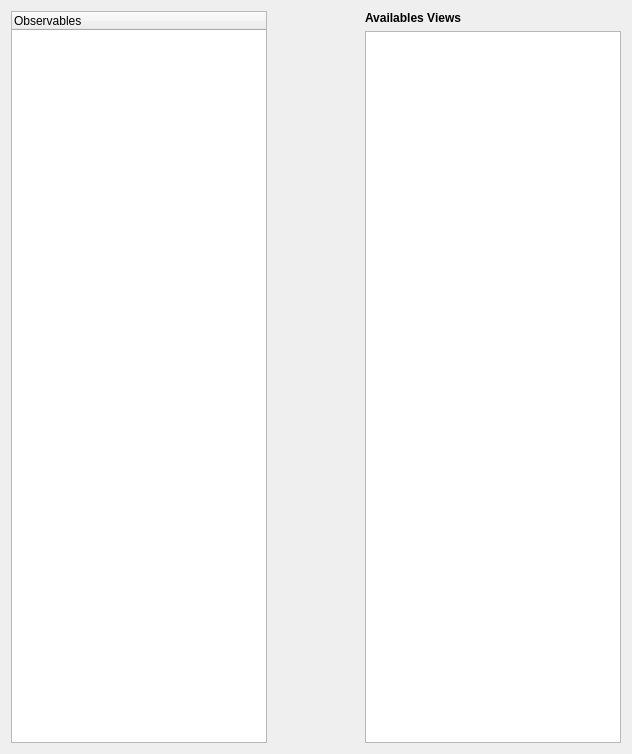
vle-forge/vle, file src/vle/gvle2/filevpzobservables.ui: the form before one commit.
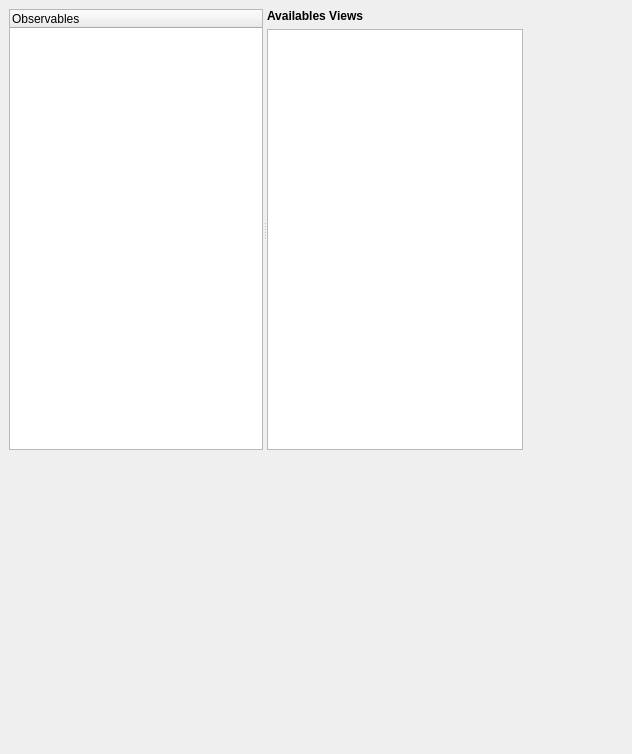
The form after the commit.

Diff of the .ui file:
```diff
--- a/src/vle/gvle2/filevpzobservables.ui
+++ b/src/vle/gvle2/filevpzobservables.ui
@@ -22,8 +22,18 @@
   <property name="autoFillBackground">
    <bool>true</bool>
   </property>
-  <layout class="QHBoxLayout" name="horizontalLayout">
-   <item>
+  <widget class="QSplitter" name="splitter">
+   <property name="geometry">
+    <rect>
+     <x>9</x>
+     <y>9</y>
+     <width>514</width>
+     <height>441</height>
+    </rect>
+   </property>
+   <property name="orientation">
+    <enum>Qt::Horizontal</enum>
+   </property>
     <widget class="QTreeWidget" name="obsTree">
      <property name="selectionMode">
       <enum>QAbstractItemView::MultiSelection</enum>
@@ -37,21 +47,7 @@
       </property>
      </column>
     </widget>
-   </item>
-   <item>
-    <spacer name="horizontalSpacer">
-     <property name="orientation">
-      <enum>Qt::Horizontal</enum>
-     </property>
-     <property name="sizeHint" stdset="0">
-      <size>
-       <width>40</width>
-       <height>20</height>
-      </size>
-     </property>
-    </spacer>
-   </item>
-   <item>
+   <widget class="QWidget" name="">
     <layout class="QVBoxLayout" name="verticalLayout">
      <item>
       <widget class="QLabel" name="viewsLabel">
@@ -92,8 +88,8 @@
       </widget>
      </item>
     </layout>
-   </item>
-  </layout>
+   </widget>
+  </widget>
  </widget>
  <resources/>
  <connections/>
```
Lines whose indentation alone changed are shown as unchanged.
